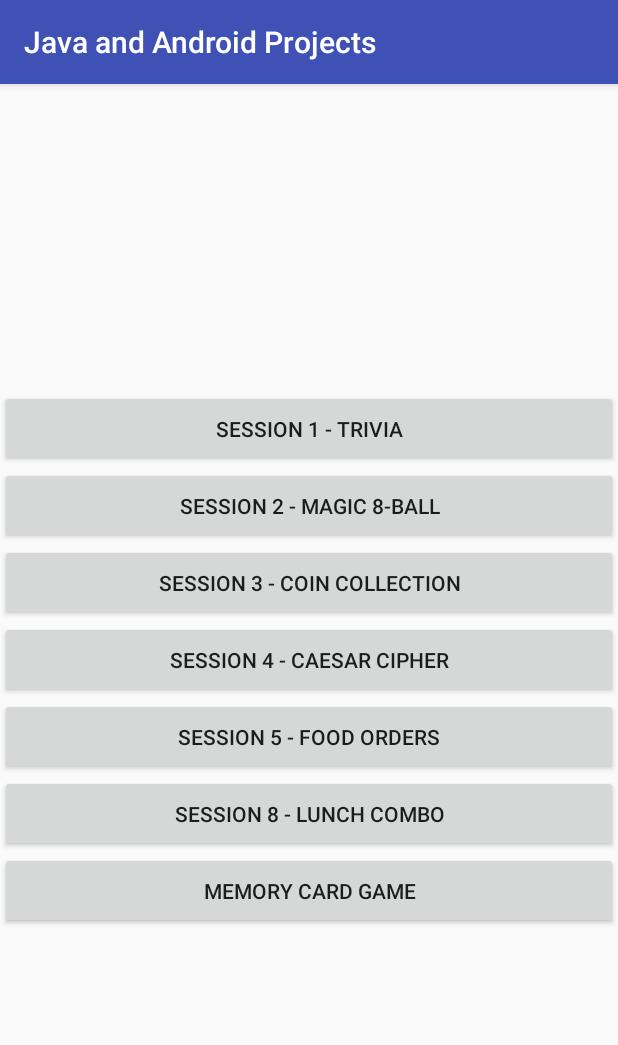
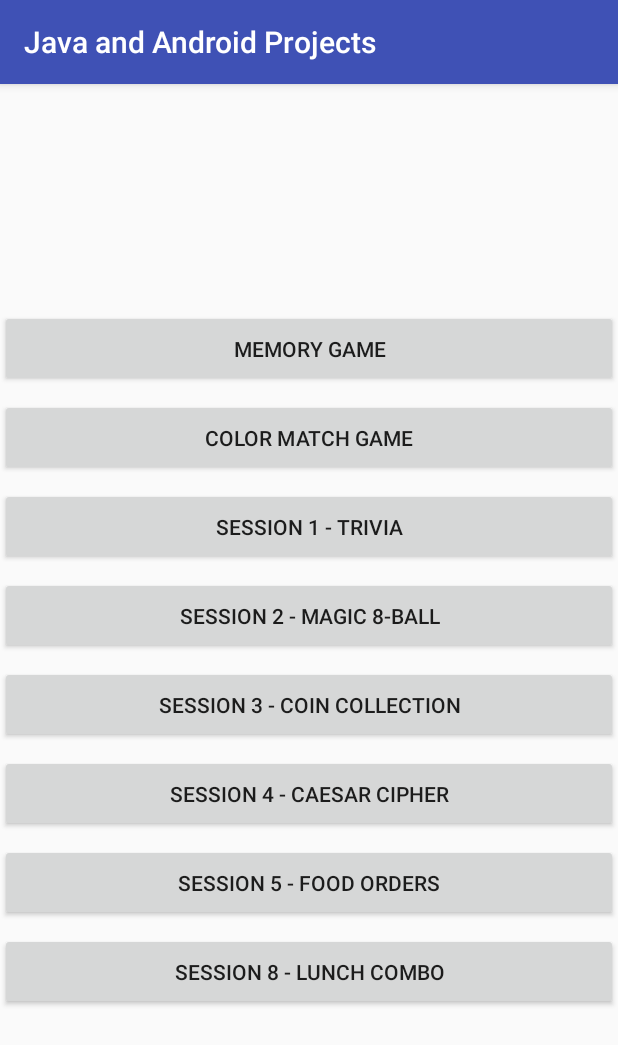
Before and after one commit to kingkung/CreateAndLearn, an Android app: the screen it shows after launch (MainActivity), on a phone screen of 412 x 824 dp. Shown: the top 1045 px of the screen. Run offline under Robolectric (Android 15) with nearby library versions, the phone set to English and light mode, and no system bars.

Commit message:
Add Color Match Game Simplify MainActivity logic

```diff
--- a/app/build.gradle
+++ b/app/build.gradle
@@ -22,10 +22,15 @@ android {
     }
 }
 
+repositories {
+    mavenCentral()
+}
+
 dependencies {
     implementation fileTree(dir: 'libs', include: ['*.jar'])
     implementation 'com.android.support:appcompat-v7:26.1.0'
     implementation 'com.android.support.constraint:constraint-layout:1.0.2'
+    implementation group: 'com.google.guava', name: 'guava', version: '24.1-jre'
     testImplementation 'junit:junit:4.12'
     androidTestImplementation 'com.android.support.test:runner:1.0.1'
     androidTestImplementation 'com.android.support.test.espresso:espresso-core:3.0.1'
--- a/app/src/main/AndroidManifest.xml
+++ b/app/src/main/AndroidManifest.xml
@@ -24,6 +24,6 @@
         <activity android:name=".lunchcombo.RestaurantActivity" android:exported="true" />
         <activity android:name=".lunchcombo.LunchComboActivity" android:exported="false" />
         <activity android:name=".memorygame.MemoryGameActivity" android:exported="true" />
-
+        <activity android:name=".colormatchgame.ColorMatchGameActivity" android:exported="true" />
     </application>
 </manifest>
--- a/app/src/main/java/com/example/user/myapplication/MainActivity.java
+++ b/app/src/main/java/com/example/user/myapplication/MainActivity.java
@@ -3,39 +3,48 @@ package com.example.user.myapplication;
 import android.content.Intent;
 import android.os.Bundle;
 import android.support.v7.app.AppCompatActivity;
+import android.view.ViewGroup;
+import android.widget.Button;
 
 import com.example.user.myapplication.caesarcipher.CaesarCipherActivity;
 import com.example.user.myapplication.coincollection.CoinCollectionActivity;
+import com.example.user.myapplication.colormatchgame.ColorMatchGameActivity;
 import com.example.user.myapplication.foodorders.FoodOrdersActivity;
 import com.example.user.myapplication.lunchcombo.RestaurantActivity;
 import com.example.user.myapplication.magic8ball.Magic8BallActivity;
 import com.example.user.myapplication.memorygame.MemoryGameActivity;
 import com.example.user.myapplication.trivia.TriviaActivity;
+import com.google.common.collect.ImmutableMap;
+
+import java.util.Map;
 
 public class MainActivity extends AppCompatActivity {
+
+    private static final ImmutableMap<String, Class> LESSONS =
+            new ImmutableMap.Builder<String, Class>()
+                    .put("Memory Game", MemoryGameActivity.class)
+                    .put("Color Match Game", ColorMatchGameActivity.class)
+                    .put("Session 1 - Trivia", TriviaActivity.class)
+                    .put("Session 2 - Magic 8-Ball", Magic8BallActivity.class)
+                    .put("Session 3 - Coin Collection", CoinCollectionActivity.class)
+                    .put("Session 4 - Caesar Cipher", CaesarCipherActivity.class)
+                    .put("Session 5 - Food Orders", FoodOrdersActivity.class)
+                    .put("Session 8 - Lunch Combo", RestaurantActivity.class)
+                    .build();
 
     @Override
     protected void onCreate(Bundle savedInstanceState) {
         super.onCreate(savedInstanceState);
+        getSupportActionBar().setTitle("Java and Android Projects");
         setContentView(R.layout.main_activity);
-        getSupportActionBar().setTitle("Java and Android Projects");
-        findViewById(R.id.session1).setOnClickListener(
-                (v) -> launchProject(TriviaActivity.class));
-        findViewById(R.id.session2).setOnClickListener(
-                (v) -> launchProject(Magic8BallActivity.class));
-        findViewById(R.id.session3).setOnClickListener(
-                (v) -> launchProject(CoinCollectionActivity.class));
-        findViewById(R.id.session4).setOnClickListener(
-                (v) -> launchProject(CaesarCipherActivity.class));
-        findViewById(R.id.session5).setOnClickListener(
-                (v) -> launchProject(FoodOrdersActivity.class));
-        findViewById(R.id.session8).setOnClickListener(
-                (v) -> launchProject(RestaurantActivity.class));
-        findViewById(R.id.memorycardgame).setOnClickListener(
-                (v) -> launchProject(MemoryGameActivity.class));
-    }
-
-    private void launchProject(Class className) {
-        startActivity(new Intent(this, className));
+        ViewGroup viewGroup = findViewById(R.id.lesson_launcher);
+        for (Map.Entry<String, Class> entry : LESSONS.entrySet()) {
+            Button button = (Button) getLayoutInflater().inflate(
+                    R.layout.project_button, viewGroup, false);
+            button.setText(entry.getKey());
+            button.setOnClickListener(
+                    (v) -> startActivity(new Intent(this, entry.getValue())));
+            viewGroup.addView(button);
+        }
     }
 }
--- a/app/src/main/res/layout/main_activity.xml
+++ b/app/src/main/res/layout/main_activity.xml
@@ -1,48 +1,12 @@
 <?xml version="1.0" encoding="utf-8"?>
-<LinearLayout xmlns:android="http://schemas.android.com/apk/res/android"
-    android:orientation="vertical" android:layout_width="match_parent"
-    android:layout_height="match_parent"
-    android:gravity="center">
-    <Button
-        android:id="@+id/session1"
-        android:text="Session 1 - Trivia"
+<ScrollView xmlns:android="http://schemas.android.com/apk/res/android"
+    android:layout_width="match_parent"
+    android:layout_height="match_parent">
+    <LinearLayout
+        android:id="@+id/lesson_launcher"
+        android:orientation="vertical"
         android:layout_width="match_parent"
         android:layout_height="wrap_content"
-        android:padding="16dp" />
-    <Button
-        android:id="@+id/session2"
-        android:text="Session 2 - Magic 8-Ball"
-        android:layout_width="match_parent"
-        android:layout_height="wrap_content"
-        android:padding="16dp" />
-    <Button
-        android:id="@+id/session3"
-        android:text="Session 3 - Coin Collection"
-        android:layout_width="match_parent"
-        android:layout_height="wrap_content"
-        android:padding="16dp" />
-    <Button
-        android:id="@+id/session4"
-        android:text="Session 4 - Caesar Cipher"
-        android:layout_width="match_parent"
-        android:layout_height="wrap_content"
-        android:padding="16dp" />
-    <Button
-        android:id="@+id/session5"
-        android:text="Session 5 - Food Orders"
-        android:layout_width="match_parent"
-        android:layout_height="wrap_content"
-        android:padding="16dp" />
-    <Button
-        android:id="@+id/session8"
-        android:text="Session 8 - Lunch Combo"
-        android:layout_width="match_parent"
-        android:layout_height="wrap_content"
-        android:padding="16dp" />
-    <Button
-        android:id="@+id/memorycardgame"
-        android:text="Memory Card Game"
-        android:layout_width="match_parent"
-        android:layout_height="wrap_content"
-        android:padding="16dp" />
-</LinearLayout>
+        android:layout_gravity="center"
+        android:gravity="center"/>
+</ScrollView>
--- /dev/null
+++ b/app/src/main/res/layout/project_button.xml
@@ -0,0 +1,6 @@
+<?xml version="1.0" encoding="utf-8"?>
+<Button xmlns:android="http://schemas.android.com/apk/res/android"
+    android:layout_width="match_parent"
+    android:layout_height="wrap_content"
+    android:padding="16dp"
+    android:layout_marginVertical="4dp"/>
--- a/app/src/main/res/values/strings.xml
+++ b/app/src/main/res/values/strings.xml
@@ -1,3 +1,5 @@
-<resources>
+<resources xmlns:xliff="urn:oasis:names:tc:xliff:document:1.2">
     <string name="app_name">My Application</string>
+    <string name="color_match_score">Current Score: <xliff:g id="score" example="3">%d</xliff:g></string>
+    <string name="color_match_high_score">High Score: <xliff:g id="score" example="3">%d</xliff:g></string>
 </resources>
--- a/build.gradle
+++ b/build.gradle
@@ -8,7 +8,6 @@ buildscript {
     }
     dependencies {
         classpath 'com.android.tools.build:gradle:4.0.0'
-
 
         // NOTE: Do not place your application dependencies here; they belong
         // in the individual module build.gradle files
```
Also changed, not shown: app/src/main/java/com/example/user/myapplication/colormatchgame/ColorMatchGameActivity.java (added, +170 -0 lines), app/src/main/java/com/example/user/myapplication/memorygame/MemoryGameActivity.java (+4 -6 lines), app/src/main/res/drawable/selected_square.xml (added, +11 -0 lines), app/src/main/res/layout/color_match_game_activity.xml (added, +67 -0 lines), app/src/main/res/layout/color_tile.xml (added, +8 -0 lines).
